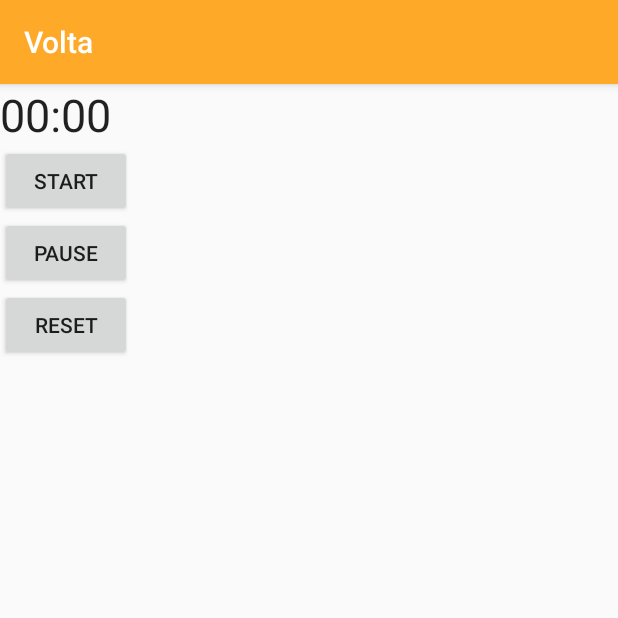
After one commit to rafallmind/Volta, an Android app: the Chronom screen opened directly, with no data from a screen before it, on a phone screen of 412 x 824 dp, the top half of it. The commit adds this screen. Run offline under Robolectric (Android 15) with nearby library versions, the phone set to English and light mode, and no system bars.

Commit message:
Ajout chrono

```diff
--- a/app/src/main/AndroidManifest.xml
+++ b/app/src/main/AndroidManifest.xml
@@ -17,6 +17,7 @@
         <activity android:name=".MainActivity" />
         <activity android:name=".SignUpActivity" />
         <activity android:name=".SignInActivity" />
+        <activity android:name=".Chronom"/>
         <activity android:name=".FirstActivity">
             <intent-filter>
                 <action android:name="android.intent.action.MAIN" />
--- /dev/null
+++ b/app/src/main/java/com/example/voltagang/Chronom.java
@@ -0,0 +1,51 @@
+package com.example.voltagang;
+
+import android.os.Bundle;
+import android.os.SystemClock;
+import android.view.View;
+import android.widget.Chronometer;
+
+import androidx.appcompat.app.AppCompatActivity;
+
+import com.example.voltagang.R;
+
+public class Chronom extends AppCompatActivity {
+
+    private Chronometer chrono;
+    private long pauseOffset;
+    private boolean running;
+
+
+
+    @Override
+    protected void onCreate(Bundle savedInstanceState) {
+        super.onCreate(savedInstanceState);
+        setContentView(R.layout.chrono);
+
+        chrono = findViewById(R.id.chrono);
+
+    }
+
+    public void startChronometer(View v){
+        if(!running){
+            chrono.setBase(SystemClock.elapsedRealtime() - pauseOffset);
+            chrono.start();
+            running =true;
+        }
+
+    }
+    public void pauseChronometer(View v){
+        if(running){
+            chrono.stop();
+            pauseOffset = SystemClock.elapsedRealtime() - chrono.getBase();
+            running = false;
+        }
+
+    }
+    public void resetChronometer(View v){
+
+        chrono.setBase(SystemClock.elapsedRealtime());
+        pauseOffset = 0 ;
+    }
+
+}
--- a/app/src/main/java/com/example/voltagang/MainActivity.java
+++ b/app/src/main/java/com/example/voltagang/MainActivity.java
@@ -41,6 +41,7 @@ public class MainActivity extends AppCompatActivity {
             @Override
             public void onCentreButtonClick() {
                 navigationFragment.setCentreButtonSelectable(true);
+                ouvrirChrono();
             }
             @Override
             public void onItemClick(int itemIndex, String itemName) {
@@ -75,6 +76,11 @@ public class MainActivity extends AppCompatActivity {
 
     }
 
+    private void ouvrirChrono() {
+        Intent intent = new Intent(this,Chronom.class);
+        startActivity(intent);
+    }
+
     private boolean loadFragment(Fragment fragment){
         if(fragment != null){
             getSupportFragmentManager().beginTransaction().replace(R.id.containerFragment, fragment).commit();
--- /dev/null
+++ b/app/src/main/res/layout/chrono.xml
@@ -0,0 +1,34 @@
+<?xml version="1.0" encoding="utf-8"?>
+<LinearLayout xmlns:android="http://schemas.android.com/apk/res/android"
+    android:orientation="vertical" android:layout_width="match_parent"
+    android:layout_height="match_parent">
+
+
+
+
+    <Chronometer
+        android:layout_width="wrap_content"
+        android:layout_height="wrap_content"
+        android:id="@+id/chrono"
+        android:textSize="30sp"/>
+
+    <Button
+        android:layout_width="wrap_content"
+        android:layout_height="wrap_content"
+        android:text="Start"
+        android:onClick="startChronometer"/>
+
+    <Button
+        android:layout_width="wrap_content"
+        android:layout_height="wrap_content"
+        android:text="Pause"
+        android:onClick="pauseChronometer"/>
+
+    <Button
+        android:layout_width="wrap_content"
+        android:layout_height="wrap_content"
+        android:text="Reset"
+        android:onClick="resetChronometer"/>
+
+
+</LinearLayout>
```
